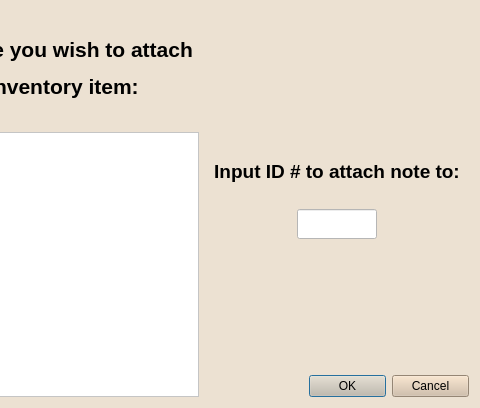
First picture: the form in ui/modifyitemdialog.ui, repository EtoDrowsy/CS499, before the edit; both pictures show x 319 to 799 and y 0 to 408 of the 799 by 408 pixel window.
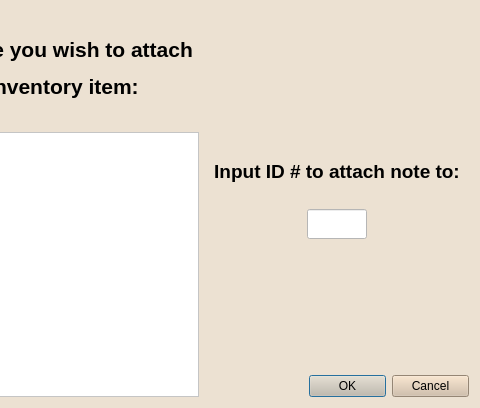
Second picture: the form after the edit.

Patch:
```diff
--- a/ui/modifyitemdialog.ui
+++ b/ui/modifyitemdialog.ui
@@ -115,7 +115,7 @@
        <widget class="QLineEdit" name="idNum">
         <property name="maximumSize">
          <size>
-          <width>80</width>
+          <width>60</width>
           <height>30</height>
          </size>
         </property>
@@ -127,6 +127,9 @@
         <property name="styleSheet">
          <string notr="true">color:black;background-color:white</string>
         </property>
+        <property name="readOnly">
+         <bool>true</bool>
+        </property>
        </widget>
       </item>
      </layout>
```
